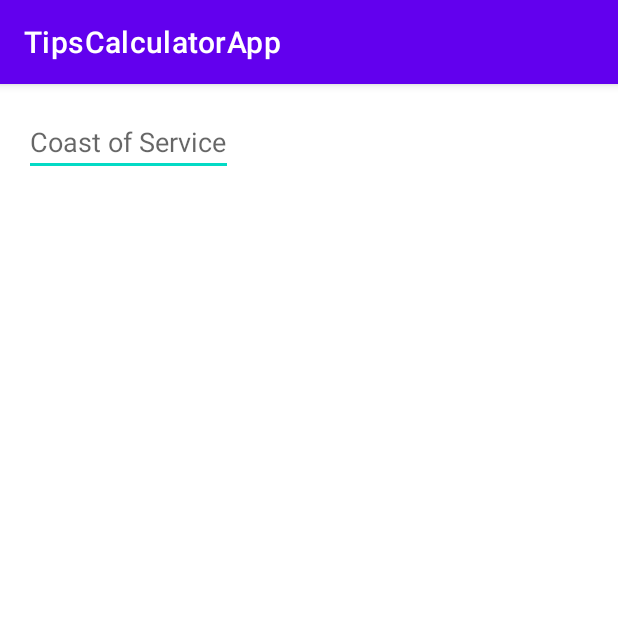
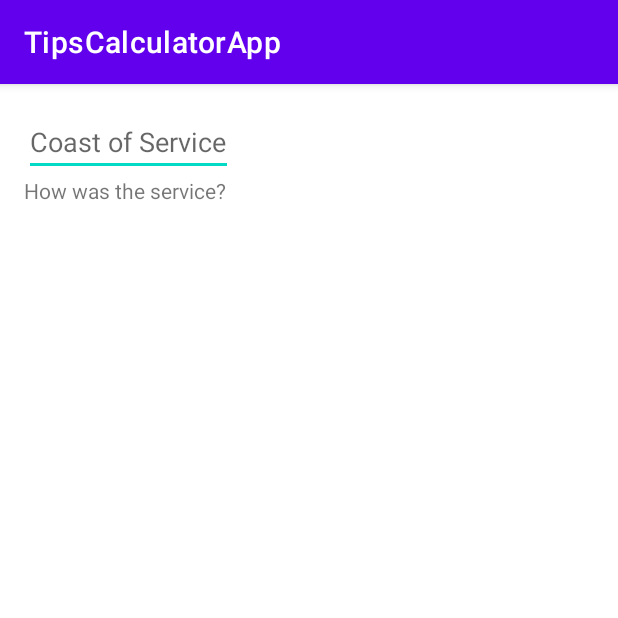
Before and after one commit to sisouza/TipCalculatorApp, an Android app: the screen it shows after launch (MainActivity), on a phone screen of 412 x 824 dp, the top half of it. Run offline under Robolectric (Android 15) with nearby library versions, the phone set to English and light mode, and no system bars.

Commit message:
create service textView

```diff
--- a/app/src/main/res/layout/activity_main.xml
+++ b/app/src/main/res/layout/activity_main.xml
@@ -15,7 +15,16 @@
       android:inputType="numberDecimal"
       android:hint="Coast of Service"
       app:layout_constraintStart_toStartOf="parent"
-      app:layout_constraintTop_toTopOf="parent"/>
+      app:layout_constraintTop_toTopOf="parent"
+     />
+
+  <TextView
+      android:id="@+id/tvServiceExperience"
+      android:layout_width="wrap_content"
+      android:layout_height="wrap_content"
+      android:text="How was the service?"
+      app:layout_constraintStart_toStartOf="parent"
+      app:layout_constraintTop_toBottomOf="@+id/edtServiceCoast"/>
 
 
   </androidx.constraintlayout.widget.ConstraintLayout>
```
